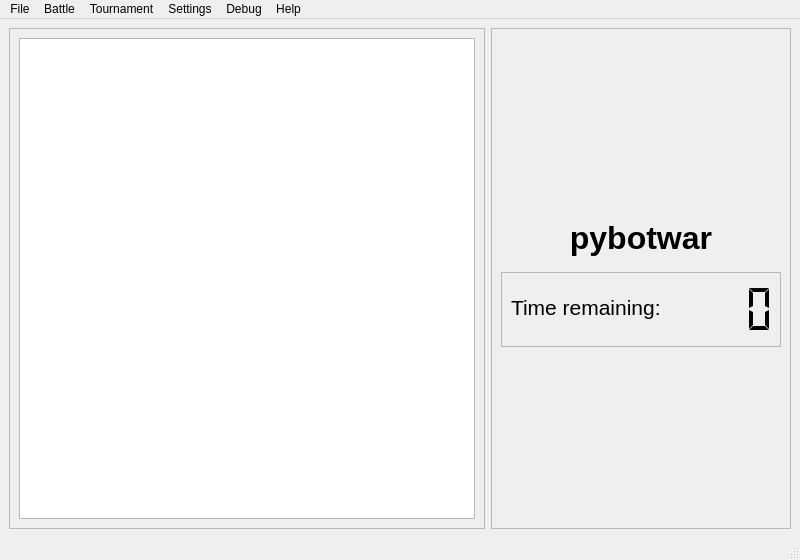
The window that data/ui/mainwindow.ui (tvoli/pybotwar) describes before a commit, drawn with Qt 5.
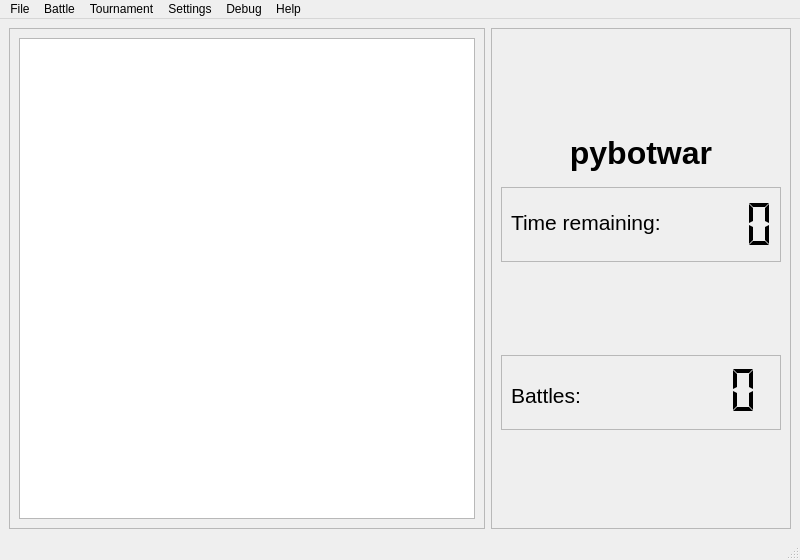
The same window after the commit.

Commit message: can now start tournaments and multiple battles from qt interface

The edit to the form file:
```diff
--- a/data/ui/mainwindow.ui
+++ b/data/ui/mainwindow.ui
@@ -149,6 +149,59 @@
            </item>
           </layout>
          </item>
+         <item>
+          <widget class="QFrame" name="nbattles_frame">
+           <property name="maximumSize">
+            <size>
+             <width>16777215</width>
+             <height>75</height>
+            </size>
+           </property>
+           <property name="frameShape">
+            <enum>QFrame::StyledPanel</enum>
+           </property>
+           <property name="frameShadow">
+            <enum>QFrame::Raised</enum>
+           </property>
+           <widget class="QLabel" name="label_3">
+            <property name="geometry">
+             <rect>
+              <x>10</x>
+              <y>30</y>
+              <width>161</width>
+              <height>20</height>
+             </rect>
+            </property>
+            <property name="font">
+             <font>
+              <pointsize>16</pointsize>
+             </font>
+            </property>
+            <property name="text">
+             <string>Battles:</string>
+            </property>
+           </widget>
+           <widget class="QLCDNumber" name="nbattles">
+            <property name="geometry">
+             <rect>
+              <x>190</x>
+              <y>10</y>
+              <width>81</width>
+              <height>51</height>
+             </rect>
+            </property>
+            <property name="frameShape">
+             <enum>QFrame::NoFrame</enum>
+            </property>
+            <property name="numDigits">
+             <number>2</number>
+            </property>
+            <property name="segmentStyle">
+             <enum>QLCDNumber::Flat</enum>
+            </property>
+           </widget>
+          </widget>
+         </item>
         </layout>
        </widget>
       </item>
```
Left out of the diff: 4 changed lines with no effect on the pictures. The commit also changes 3 other files.
